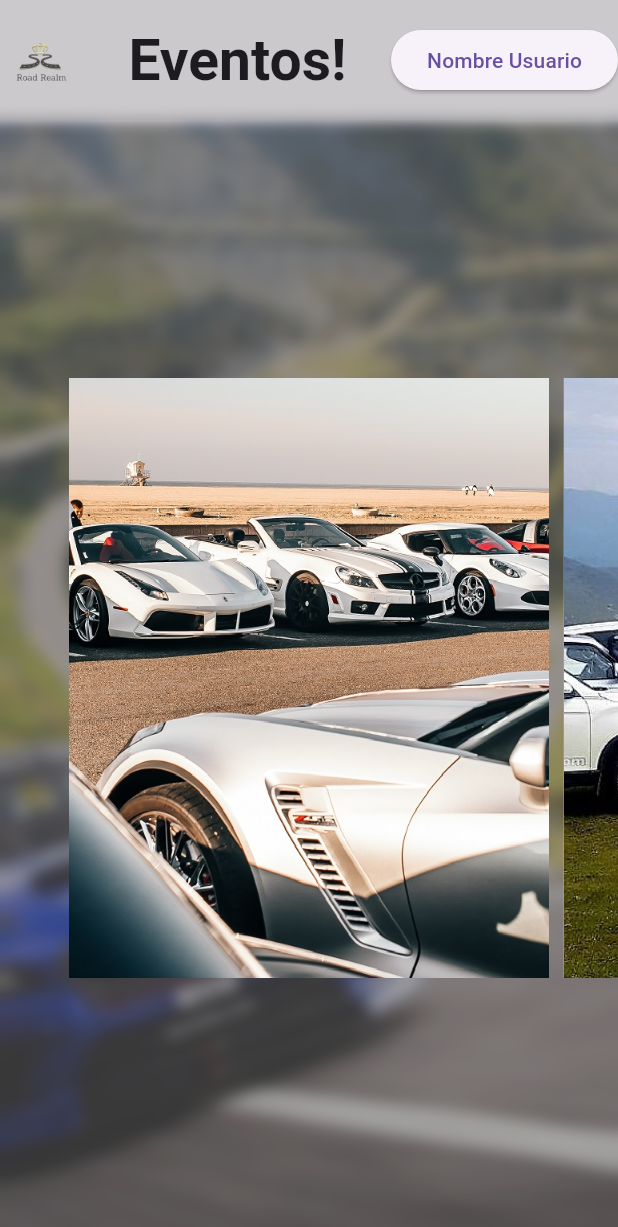
After one commit to Velaskits/roadrealm, a Flutter app: the Pagina_Eventos screen opened directly, on a phone screen of 412 x 824 dp. The commit adds this screen. Shown: the top 1227 px of the screen. Run offline on Flutter 3.47's test engine with Material 3 defaults, Android fonts, the light colour scheme and no system bars; drawn by our look-alikes of carousel_slider.

Commit message:
Pagina Eventos mas avanzada

```diff
--- /dev/null
+++ b/lib/US6_interfaz_grafica_eventos/pagina_eventos.dart
@@ -0,0 +1,136 @@
+import 'dart:ui';
+
+import 'package:carousel_slider/carousel_slider.dart';
+import 'package:flutter/material.dart';
+import 'package:roadrealm/US7_interfaz_grafica_inicio/pagina_inicio.dart';
+
+// ignore: camel_case_types
+class Pagina_Eventos extends StatelessWidget {
+  const Pagina_Eventos({Key? key}) : super(key: key);
+
+  @override
+  Widget build(BuildContext context) {
+    return Scaffold(
+        appBar: AppBar(
+          backgroundColor: const Color.fromARGB(145, 166, 166, 166),
+          leading: Expanded(
+            child: GestureDetector(
+              onTap: () {
+                Navigator.push(
+                  context,
+                  MaterialPageRoute(
+                    builder: (context) => const Pagina_Inicial(),
+                  ),
+                );
+              },
+              child: Image.asset(
+                "assets/Logo/Road_Realm_Logo.png",
+                width: 40,
+                height: 40,
+              ),
+            ),
+          ),
+          title: const Center(
+            child: Text(
+              "Eventos!",
+              style: TextStyle(
+                fontSize: 38,
+                fontWeight: FontWeight.bold,
+              ),
+            ),
+          ),
+          actions: <Widget>[
+            ElevatedButton(
+              onPressed: () {
+                // Lógica para el botón
+              },
+              child: const Text('Nombre Usuario'),
+            ),
+          ],
+          toolbarHeight: 80,
+        ),
+        body: Stack(
+          children: [
+            Container(
+              decoration: const BoxDecoration(
+                image: DecorationImage(
+                  image:
+                      AssetImage('assets/ImagenesFondo/FondoPaginaEventos.jpg'),
+                  fit: BoxFit.cover,
+                ),
+              ),
+            ),
+            // Filtro de desenfoque \\
+          Container(
+            decoration: BoxDecoration(
+              color: const Color.fromARGB(255, 86, 86, 86).withOpacity(0.5),
+            ),
+            child: BackdropFilter(
+              filter: ImageFilter.blur(sigmaX: 5, sigmaY: 5),
+              child: Container(
+                color: const Color.fromARGB(21, 129, 129, 129),
+              ),
+            ),
+          ),
+
+            Column(
+              mainAxisAlignment: MainAxisAlignment.center,
+              children: [
+                CarouselSlider(
+                  options: CarouselOptions(
+                    height: 400.0,
+                    autoPlay: false,
+                    aspectRatio: 16 / 9,
+                    autoPlayCurve: Curves.fastOutSlowIn,
+                    autoPlayAnimationDuration:
+                        const Duration(milliseconds: 800),
+                    enableInfiniteScroll: false,
+                    viewportFraction: 0.8,
+                  ),
+                  items: [
+                    'assets/Eventos/Evento1.jpg',
+                    'assets/Eventos/Evento2.jpg',
+                    'assets/Eventos/Evento3.jpg',
+                  ].map((String path) {
+                    return Builder(
+                      builder: (BuildContext context) {
+                        return Container(
+                          width: MediaQuery.of(context).size.width,
+                          margin: const EdgeInsets.symmetric(horizontal: 5.0),
+                          decoration: const BoxDecoration(
+                            color: Colors.amber,
+                          ),
+                          child: Image.asset(
+                            path,
+                            fit: BoxFit.cover,
+                          ),
+                        );
+                      },
+                    );
+                  }).toList(),
+                ),
+              ],
+            ),
+          ],
+        )
+      );
+  }
+
+  Widget cambiarImagenes(BuildContext context, String item) {
+    return GestureDetector(
+      onTap: () {
+        Navigator.push(
+          context,
+          MaterialPageRoute(
+            builder: (context) => const Pagina_Eventos(),
+          ),
+        );
+      },
+      child: Image.asset(
+        item,
+        width: 500,
+        height: 500,
+      ),
+    );
+  }
+}
```
Also changed, not shown: pubspec.yaml (+8 -0 lines), assets/Eventos/Evento1.jpg (added), assets/Eventos/Evento2.jpg (added), assets/Eventos/Evento3.jpg (added), assets/ImagenesFondo/FondoPaginaEventos.jpg (added), assets/flechaDerecha.png (added), assets/flechaIzquierda.png (added), lib/US7_interfaz_grafica_inicio/pagina_inicio.dart (line endings or trailing spaces), pubspec.lock, 1 other file.
